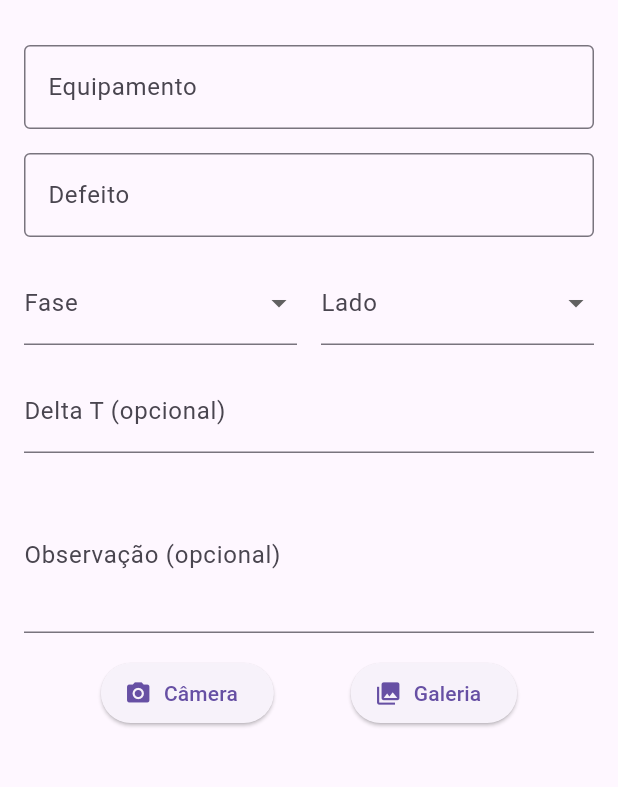
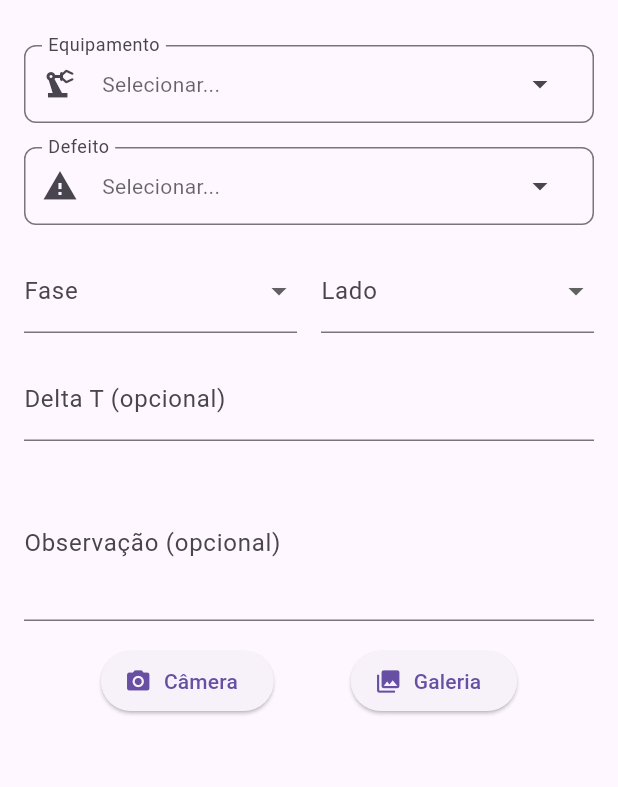
Before and after one commit to xavierheitor/sympla_app, a Flutter app: the AdicionarAnomaliaPage screen opened directly with empty values, on a phone screen of 412 x 824 dp, the part 63-850 px from its top. Run offline on Flutter 3.47's test engine with Material 3 defaults, Android fonts, the phone set to English and light mode, and no system bars; drawn by our look-alikes of flutter_typeahead; our stand-ins replace dio, drift, get, image_picker, signature; accounts and stored records are empty; generated files the repository leaves out were written again.

Commit message:
criado um novo searcheable dropdown

```diff
--- a/lib/core/constants/api_constants.dart
+++ b/lib/core/constants/api_constants.dart
@@ -1,6 +1,6 @@
 abstract class ApiConstants {
   static const int maxRefreshAttempts = 3;
-  static const baseUrl = 'http://192.168.0.102:3001/api';
+  static const baseUrl = 'http://10.0.2.2:3001/api';
 
   static const login = '/auth/login';
   static const refreshToken = '/auth/refresh';
--- a/lib/modules/checklist/anomalias/adicionar_anomalia_page.dart
+++ b/lib/modules/checklist/anomalias/adicionar_anomalia_page.dart
@@ -4,7 +4,6 @@ import 'dart:io';
 
 import 'package:flutter/material.dart';
 import 'package:flutter/services.dart';
-import 'package:flutter_typeahead/flutter_typeahead.dart';
 import 'package:get/get.dart';
 import 'package:image_picker/image_picker.dart';
 import 'package:sympla_app/core/domain/dto/anomalia/anomalia_table_dto.dart';
@@ -14,6 +13,9 @@ import 'package:sympla_app/core/logger/app_logger.dart';
 import 'package:sympla_app/core/storage/converters/fase_converter.dart';
 import 'package:sympla_app/core/storage/converters/lado_converter.dart';
 import 'package:sympla_app/modules/checklist/anomalias/anomalia_controller.dart';
+import 'package:sympla_app/widgets/custom_searcheable_dropdown.dart';
+
+// 👇 novo import do componente
 
 class AdicionarAnomaliaPage extends StatefulWidget {
   final String perguntaId;
@@ -42,6 +44,51 @@ class _AdicionarAnomaliaPageState extends State<AdicionarAnomaliaPage> {
 
   final ImagePicker _picker = ImagePicker();
   File? _imagemSelecionada;
+
+  // 👇 adicionados: controllers dos dropdowns pesquisáveis
+  late final SearchableDropdownController<EquipamentoTableDto> equipDropdownCtrl;
+  late final SearchableDropdownController<DefeitoTableDto> defeitoDropdownCtrl;
+
+  // ⬇️ ADD: workers para bind reativo
+  Worker? _equipamentosWorker;
+  Worker? _defeitosWorker;
+  Worker? _equipSelecionadoWorker;
+
+  @override
+  void initState() {
+    super.initState();
+    final a = Get.find<AnomaliaController>();
+
+    equipDropdownCtrl = SearchableDropdownController<EquipamentoTableDto>(
+      initialItems: a.equipamentos.toList(),
+      itemLabel: (e) => e.nome,
+    );
+
+    defeitoDropdownCtrl = SearchableDropdownController<DefeitoTableDto>(
+      initialItems: a.defeitos.toList(),
+      itemLabel: (d) => d.descricao,
+    );
+
+    // 👉 quando a lista de equipamentos mudar, atualiza o dropdown
+    _equipamentosWorker = ever<List<EquipamentoTableDto>>(a.equipamentos, (lista) {
+      equipDropdownCtrl.setItems(lista);
+    });
+
+    // 👉 quando a lista de defeitos mudar (após carregar do banco), atualiza dropdown e desliga loading
+    _defeitosWorker = ever<List<DefeitoTableDto>>(a.defeitos, (lista) {
+      defeitoDropdownCtrl.setItems(lista);
+      defeitoDropdownCtrl.loading.value = false; // encerra spinner do bottom sheet, se aberto
+    });
+
+    // 👉 mantém a seleção do dropdown de equipamento em sincronia com o controller (se setarem de fora)
+    _equipSelecionadoWorker = ever<EquipamentoTableDto?>(a.equipamentoSelecionado, (equip) {
+      if (equip == null) {
+        equipDropdownCtrl.clearSelection();
+      } else {
+        equipDropdownCtrl.select(equip);
+      }
+    });
+  }
 
   @override
   Widget build(BuildContext context) {
@@ -97,113 +144,43 @@ class _AdicionarAnomaliaPageState extends State<AdicionarAnomaliaPage> {
           child: SingleChildScrollView(
             child: Column(
               children: [
-                TypeAheadField<EquipamentoTableDto>(
-                  controller: equipamentoTextFieldController,
-                  suggestionsCallback: (pattern) {
-                    return controller.equipamentos
-                        .where((e) => e.nome.toLowerCase().contains(pattern.toLowerCase()))
-                        .toList();
+                // ====== ALTERADO: campo de selecao do equipamento ======
+                SearchableDropdown<EquipamentoTableDto>(
+                  controller: equipDropdownCtrl,
+                  labelText: 'Equipamento',
+                  leadingIcon: const Icon(Icons.precision_manufacturing),
+                  onChanged: (value) {
+                    final controller = Get.find<AnomaliaController>();
+
+                    // atualiza estado original
+                    controller.equipamentoSelecionado.value = value;
+
+                    // resetar defeito e mostrar spinner enquanto carrega do banco
+                    defeitoSelecionado.value = null;
+                    defeitoDropdownCtrl.clearSelection();
+                    defeitoDropdownCtrl.loading.value =
+                        true; // 👈 mostra CircularProgressIndicator no sheet
+
+                    // OBS: o carregarDefeitos é disparado pelo ever(equipamentoSelecionado)
+                    // dentro do AnomaliaController. Quando terminar, _defeitosWorker acima
+                    // vai setar a nova lista e desligar o loading.
                   },
-                  itemBuilder: (context, equipamento) {
-                    return ListTile(title: Text(equipamento.nome));
+                ),
+
+                const SizedBox(height: 16),
+
+                // ====== ALTERADO: campo de selecao do defeito ======
+                SearchableDropdown<DefeitoTableDto>(
+                  controller: defeitoDropdownCtrl,
+                  labelText: 'Defeito',
+                  leadingIcon: const Icon(Icons.report_problem),
+                  onChanged: (value) {
+                    defeitoSelecionado.value = value;
                   },
-                  onSelected: (value) {
-                    controller.equipamentoSelecionado.value = value;
-                    defeitoSelecionado.value = null;
-                    equipamentoTextFieldController.text = value.nome;
-                  },
-                  builder: (context, textController, focusNode) {
-                    final equipamentoSelecionado = controller.equipamentoSelecionado.value;
+                ),
 
-                    // Garante que o campo reflita o equipamento selecionado
-                    if (equipamentoSelecionado != null &&
-                        textController.text != equipamentoSelecionado.nome) {
-                      textController.text = equipamentoSelecionado.nome;
-                      textController.selection = TextSelection.fromPosition(
-                        TextPosition(offset: textController.text.length),
-                      );
-                    }
+                const SizedBox(height: 16),
 
-                    return TextField(
-                      controller: textController,
-                      focusNode: focusNode,
-                      decoration: const InputDecoration(
-                        labelText: 'Equipamento',
-                        border: OutlineInputBorder(),
-                      ),
-                    );
-                  },
-                  hideOnEmpty: true,
-                  hideOnError: true,
-                ),
-                // Obx(() => DropdownButtonFormField<EquipamentoTableDto>(
-                //       value: controller.equipamentoSelecionado.value,
-                //       decoration:
-                //           const InputDecoration(labelText: 'Equipamento'),
-                //       items: controller.equipamentos.map((e) {
-                //         return DropdownMenuItem(
-                //           value: e,
-                //           child: Text(e.nome),
-                //         );
-                //       }).toList(),
-                //       onChanged: (value) {
-                //         controller.equipamentoSelecionado.value = value;
-                //         defeitoSelecionado.value = null;
-                //       },
-                //       validator: (value) =>
-                //           value == null ? 'Selecione o equipamento' : null,
-                //     )),
-                const SizedBox(height: 16),
-                // Obx(() => DropdownButtonFormField<DefeitoTableDto>(
-                //       value: defeitoSelecionado.value,
-                //       decoration: const InputDecoration(labelText: 'Defeito'),
-                //       items: controller.defeitos.map((d) {
-                //         return DropdownMenuItem(
-                //           value: d,
-                //           child: Text(d.descricao),
-                //         );
-                //       }).toList(),
-                //       onChanged: (value) => defeitoSelecionado.value = value,
-                //       validator: (value) => value == null ? 'Selecione o defeito' : null,
-                //     )),
-                TypeAheadField<DefeitoTableDto>(
-                  controller: defeitoTextFieldController,
-                  suggestionsCallback: (pattern) {
-                    return controller.defeitos
-                        .where((d) => d.descricao.toLowerCase().contains(pattern.toLowerCase()))
-                        .toList();
-                  },
-                  itemBuilder: (context, defeito) {
-                    return ListTile(title: Text(defeito.descricao));
-                  },
-                  onSelected: (value) {
-                    defeitoSelecionado.value = value;
-                    defeitoTextFieldController.text = value.descricao;
-                  },
-                  builder: (context, textController, focusNode) {
-                    final defeitoSelecionado = this.defeitoSelecionado.value;
-
-                    if (defeitoSelecionado != null &&
-                        textController.text != defeitoSelecionado.descricao) {
-                      textController.text = defeitoSelecionado.descricao;
-                      textController.selection = TextSelection.fromPosition(
-                        TextPosition(offset: textController.text.length),
-                      );
-                    }
-
-                    return TextField(
-                      controller: textController,
-                      focusNode: focusNode,
-                      decoration: const InputDecoration(
-                        labelText: 'Defeito',
-                        border: OutlineInputBorder(),
-                      ),
-                    );
-                  },
-                  hideOnEmpty: true,
-                  hideOnError: true,
-                ),
-                const SizedBox(height: 16),
                 Row(
                   children: [
                     Expanded(
@@ -296,6 +273,16 @@ class _AdicionarAnomaliaPageState extends State<AdicionarAnomaliaPage> {
     );
   }
 
+  @override
+  void dispose() {
+    _equipamentosWorker?.dispose();
+    _defeitosWorker?.dispose();
+    _equipSelecionadoWorker?.dispose();
+    deltaController.dispose();
+    observacaoController.dispose();
+    super.dispose();
+  }
+
   Future<void> _selecionarImagem(ImageSource origem) async {
     try {
       final XFile? imagem = await _picker.pickImage(source: origem);
--- /dev/null
+++ b/lib/widgets/custom_searcheable_dropdown.dart
@@ -0,0 +1,205 @@
+import 'dart:async';
+
+import 'package:flutter/material.dart';
+import 'package:get/get.dart';
+
+class SearchableDropdownController<T> extends GetxController {
+  SearchableDropdownController({
+    List<T>? initialItems,
+    this.remoteSearch,
+    required this.itemLabel,
+    this.itemMatchesQuery,
+  }) {
+    if (initialItems != null) items.assignAll(initialItems);
+    filtered.assignAll(items);
+    ever<List<T>>(items, (_) => _applyFilterNow());
+    ever<String>(query, (_) => _debounceFilter());
+  }
+
+  final items = <T>[].obs;          // fonte de dados
+  final filtered = <T>[].obs;       // lista filtrada
+  final selected = Rxn<T>();        // item selecionado
+  final query = ''.obs;             // texto de busca
+  final loading = false.obs;        // flag de carregamento remoto
+
+  final Future<List<T>> Function(String q)? remoteSearch;
+  final String Function(T item) itemLabel;
+  final bool Function(T item, String q)? itemMatchesQuery;
+
+  Timer? _debounce;
+
+  void setItems(List<T> newItems) => items.assignAll(newItems);
+  void clearSelection() => selected.value = null;
+  void select(T value) => selected.value = value;
+
+  void _debounceFilter() {
+    _debounce?.cancel();
+    _debounce = Timer(const Duration(milliseconds: 250), _applyFilterNow);
+  }
+
+  Future<void> _applyFilterNow() async {
+    final q = query.value.trim();
+    if (remoteSearch != null) {
+      loading.value = true;
+      try {
+        final res = await remoteSearch!.call(q);
+        filtered.assignAll(res);
+      } finally {
+        loading.value = false;
+      }
+      return;
+    }
+    if (q.isEmpty) {
+      filtered.assignAll(items);
+      return;
+    }
+    final lower = q.toLowerCase();
+    final matcher = itemMatchesQuery ??
+        (T item, String _) => itemLabel(item).toLowerCase().contains(lower);
+    filtered.assignAll(items.where((e) => matcher(e, q)));
+  }
+}
+
+class SearchableDropdown<T> extends StatelessWidget {
+  const SearchableDropdown({
+    super.key,
+    required this.controller,
+    required this.labelText,
+    this.hintText = 'Selecionar...',
+    this.emptyText = 'Nenhum item encontrado',
+    this.enabled = true,
+    this.clearable = true,
+    this.onChanged,
+    this.leadingIcon,
+  });
+
+  final SearchableDropdownController<T> controller;
+  final String labelText;
+  final String hintText;
+  final String emptyText;
+  final bool enabled;
+  final bool clearable;
+  final void Function(T? value)? onChanged;
+  final Widget? leadingIcon;
+
+  @override
+  Widget build(BuildContext context) {
+    return Obx(() {
+      final label = controller.selected.value == null
+          ? hintText
+          : controller.itemLabel(controller.selected.value as T);
+
+      return InkWell(
+        onTap: enabled ? () => _openSheet(context) : null,
+        borderRadius: BorderRadius.circular(8),
+        child: InputDecorator(
+          decoration: InputDecoration(
+            labelText: labelText,
+            border: OutlineInputBorder(borderRadius: BorderRadius.circular(8)),
+            prefixIcon: leadingIcon,
+            suffixIcon: Row(
+              mainAxisSize: MainAxisSize.min,
+              children: [
+                if (clearable && controller.selected.value != null)
+                  IconButton(
+                    icon: const Icon(Icons.clear),
+                    tooltip: 'Limpar',
+                    onPressed: enabled
+                        ? () {
+                            controller.clearSelection();
+                            onChanged?.call(null);
+                          }
+                        : null,
+                  ),
+                const Icon(Icons.arrow_drop_down),
+              ],
+            ),
+          ),
+          child: Text(
+            label,
+            style: TextStyle(
+              color: controller.selected.value == null
+                  ? Theme.of(context).hintColor
+                  : null,
+            ),
+          ),
+        ),
+      );
+    });
+  }
+
+  Future<void> _openSheet(BuildContext context) async {
+    await showModalBottomSheet<void>(
+      context: context,
+      isScrollControlled: true,
+      useSafeArea: true,
+      builder: (ctx) {
+        final textCtrl = TextEditingController(text: controller.query.value);
+        return DraggableScrollableSheet(
+          expand: false,
+          initialChildSize: 0.75,
+          minChildSize: 0.5,
+          maxChildSize: 0.95,
+          builder: (_, scrollCtrl) {
+            return Padding(
+              padding: const EdgeInsets.fromLTRB(16, 12, 16, 16),
+              child: Column(
+                children: [
+                  Row(
+                    children: [
+                      Text(labelText, style: Theme.of(ctx).textTheme.titleLarge),
+                      const Spacer(),
+                      IconButton(
+                        icon: const Icon(Icons.close),
+                        onPressed: () => Navigator.of(ctx).pop(),
+                      ),
+                    ],
+                  ),
+                  const SizedBox(height: 8),
+                  TextField(
+                    controller: textCtrl,
+                    onChanged: (v) => controller.query.value = v,
+                    decoration: const InputDecoration(
+                      prefixIcon: Icon(Icons.search),
+                      hintText: 'Buscar...',
+                      border: OutlineInputBorder(),
+                    ),
+                  ),
+                  const SizedBox(height: 12),
+                  Expanded(
+                    child: Obx(() {
+                      if (controller.loading.value) {
+                        return const Center(child: CircularProgressIndicator());
+                      }
+                      if (controller.filtered.isEmpty) {
+                        return Center(child: Text(emptyText));
+                      }
+                      return ListView.separated(
+                        controller: scrollCtrl,
+                        itemCount: controller.filtered.length,
+                        separatorBuilder: (_, __) => const Divider(height: 1),
+                        itemBuilder: (_, i) {
+                          final item = controller.filtered[i];
+                          final isSelected = controller.selected.value == item;
+                          return ListTile(
+                            title: Text(controller.itemLabel(item)),
+                            trailing: isSelected ? const Icon(Icons.check) : null,
+                            onTap: () {
+                              controller.select(item);
+                              onChanged?.call(item);
+                              Navigator.of(ctx).pop();
+                            },
+                          );
+                        },
+                      );
+                    }),
+                  ),
+                ],
+              ),
+            );
+          },
+        );
+      },
+    );
+  }
+}
```
